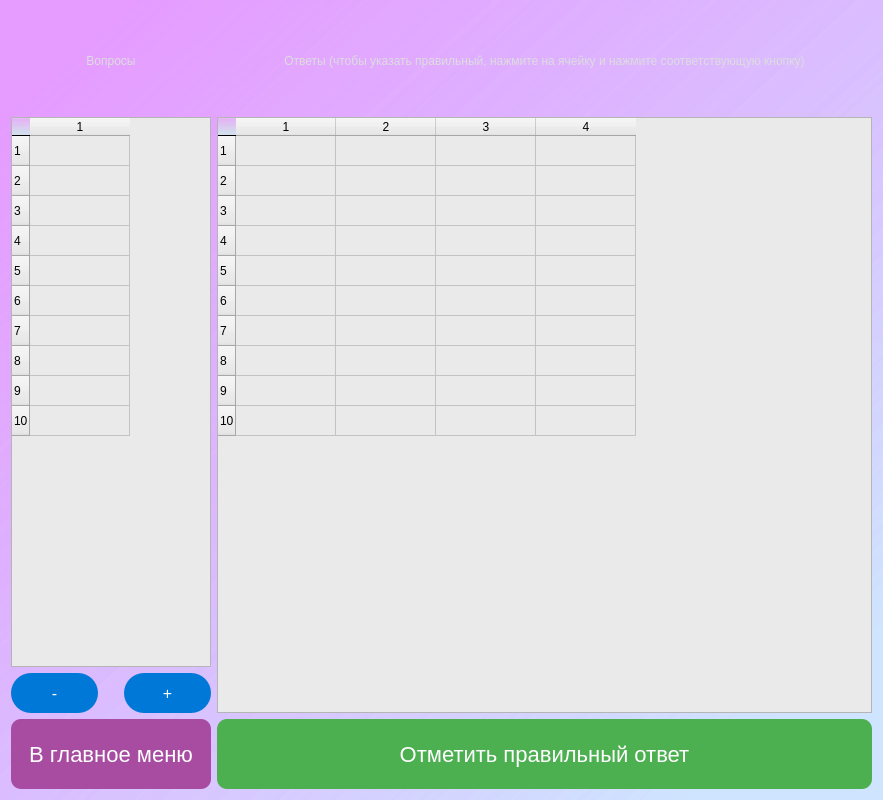
Qt form window/redactwindow.ui (TimurOlegovichDev/Quizzy) before a commit.
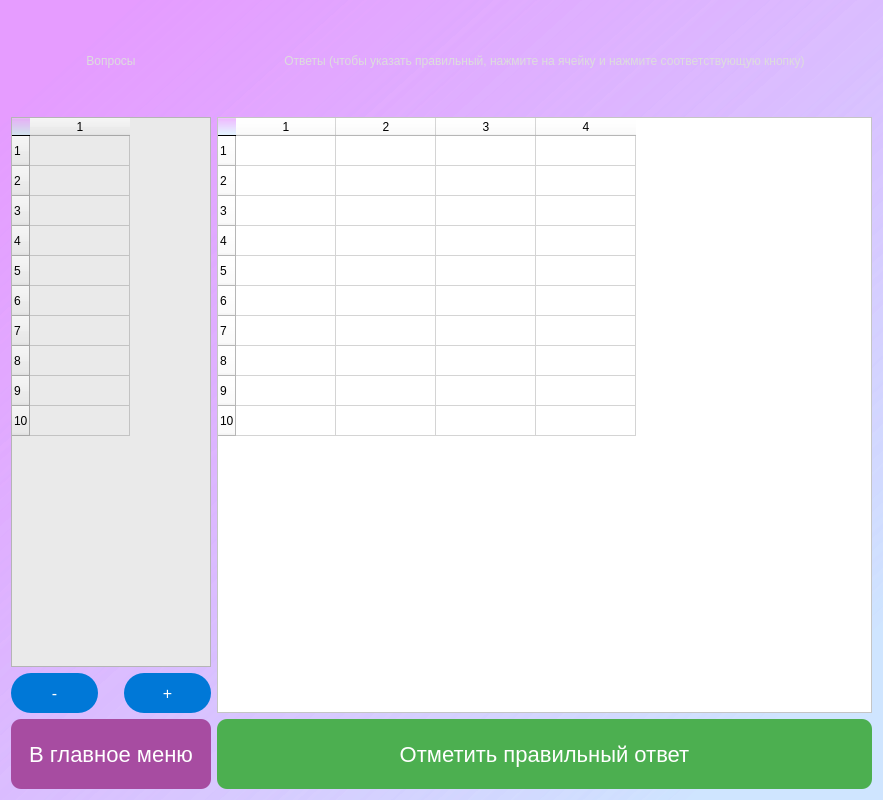
The same form after that commit. Icons and pictures are not drawn.

```diff
--- a/window/redactwindow.ui
+++ b/window/redactwindow.ui
@@ -275,7 +275,7 @@
         </size>
        </property>
        <property name="styleSheet">
-        <string notr="true">background-color: rgb(234, 234, 234);</string>
+        <string notr="true">background-color: rgb(255, 255, 255);</string>
        </property>
        <property name="showGrid">
         <bool>true</bool>
```
